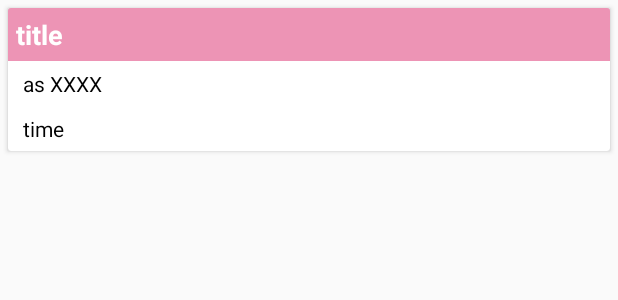
After one commit to vaibhav-panchal87/CVApplication, an Android app: the layout item_project.xml on its own in the app's theme, with its tools: preview values and no code run, on a phone screen of 412 x 824 dp. The commit adds this screen. Shown: the top 300 px of the screen. Run offline under Robolectric (Android 15) with nearby library versions, the phone set to English and light mode, and no system bars; network calls fail.

Commit message:
-Created Project History Activity and views -Added View Model for activity

```diff
--- a/app/src/main/AndroidManifest.xml
+++ b/app/src/main/AndroidManifest.xml
@@ -18,6 +18,11 @@
                 <category android:name="android.intent.category.LAUNCHER"/>
             </intent-filter>
         </activity>
+
+        <activity
+                android:parentActivityName=".cvdetail.CVMainActivity"
+                android:name=".projectHistory.ProjectHistoryActivity"
+                android:screenOrientation="portrait" />
     </application>
 
 </manifest>
--- a/app/src/main/java/com/mvvm/cvapplication/cvdetail/CVDetailViewModel.kt
+++ b/app/src/main/java/com/mvvm/cvapplication/cvdetail/CVDetailViewModel.kt
@@ -25,6 +25,11 @@ class CVDetailViewModel @Inject constructor(
 
     // Holds coroutine Job reference
     private var coroutineJob: Job? = null
+
+    //Load data on init
+    init {
+        loadCVData()
+    }
 
     /**
      * Call this function to load CV data
--- a/app/src/main/java/com/mvvm/cvapplication/di/ActivityBindingModule.kt
+++ b/app/src/main/java/com/mvvm/cvapplication/di/ActivityBindingModule.kt
@@ -1,14 +1,16 @@
 package com.mvvm.cvapplication.di
 
 import com.mvvm.cvapplication.cvdetail.CVMainActivity
+import com.mvvm.cvapplication.projectHistory.ProjectHistoryActivity
 import dagger.Module
 import dagger.android.ContributesAndroidInjector
 
 @Module
 abstract class ActivityBindingModule {
 
-    //TODO add Activity to be injected here
+    @ContributesAndroidInjector
+    internal abstract fun bindCVDetailActivity(): CVMainActivity
 
     @ContributesAndroidInjector
-    internal abstract fun bindCVDetailActivity(): CVMainActivity
+    internal abstract fun bindProjectHistoryActivity(): ProjectHistoryActivity
 }
--- /dev/null
+++ b/app/src/main/res/layout/item_project.xml
@@ -0,0 +1,45 @@
+<?xml version="1.0" encoding="utf-8"?>
+<LinearLayout xmlns:android="http://schemas.android.com/apk/res/android"
+    xmlns:app="http://schemas.android.com/apk/res-auto"
+    android:layout_width="match_parent"
+    android:layout_height="wrap_content"
+    android:orientation="vertical">
+
+    <androidx.cardview.widget.CardView
+        android:layout_width="match_parent"
+        android:layout_height="wrap_content"
+        android:layout_margin="5dp"
+        app:cardCornerRadius="2dp">
+
+        <LinearLayout
+            android:layout_width="match_parent"
+            android:layout_height="wrap_content"
+            android:orientation="vertical">
+
+            <TextView
+                android:id="@+id/txtProjectTitle"
+                style="@style/header"
+                android:layout_width="match_parent"
+                android:layout_height="wrap_content"
+                android:text="title" />
+
+            <TextView
+                android:id="@+id/txtProjectRole"
+                style="@style/listItemValue"
+                android:layout_width="match_parent"
+                android:layout_height="wrap_content"
+                android:text="as XXXX" />
+
+            <TextView
+                android:id="@+id/txtProjectDuration"
+                style="@style/listItemValue"
+                android:layout_width="match_parent"
+                android:layout_height="wrap_content"
+                android:text="time" />
+
+
+        </LinearLayout>
+
+    </androidx.cardview.widget.CardView>
+
+</LinearLayout>
--- a/app/src/main/res/values/strings.xml
+++ b/app/src/main/res/values/strings.xml
@@ -3,4 +3,5 @@
     <string name="try_again">Try Again?</string>
     <string name="layout_api_error_msg">Unable to fetch CV</string>
     <string name="project_history_title">Project History</string>
+    <string name="history_error">No project history available for the user</string>
 </resources>
```
Also changed, not shown: app/src/main/java/com/mvvm/cvapplication/cvdetail/CVMainActivity.kt (+14 -3 lines), app/src/main/java/com/mvvm/cvapplication/di/ViewModelModule.kt (+6 -2 lines), app/src/main/java/com/mvvm/cvapplication/projectHistory/ProjectHistoryActivity.kt (added, +78 -0 lines), app/src/main/java/com/mvvm/cvapplication/projectHistory/ProjectHistoryViewModel.kt (added, +11 -0 lines), app/src/main/java/com/mvvm/cvapplication/projectHistory/ProjectListAdapter.kt (added, +40 -0 lines), app/src/main/java/com/mvvm/cvapplication/util/ExtFuncions.kt (added, +18 -0 lines), app/src/main/res/layout/activity_project_history.xml (added, +26 -0 lines).
